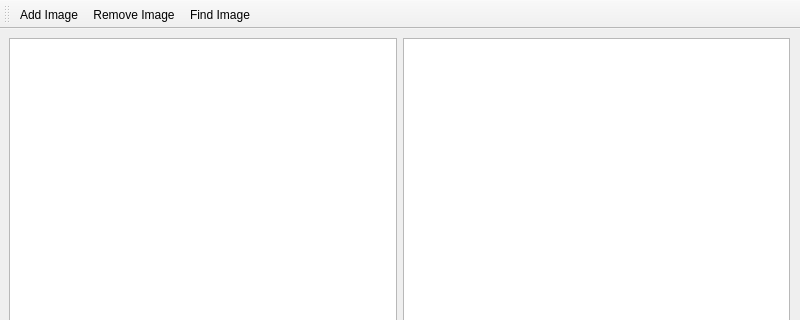
lsalmon/ShidBooru, file ShidBooru/BooruMenu.ui: the form before one commit; both pictures show x 0 to 800 and y 0 to 320 of the 800 by 600 pixel window.
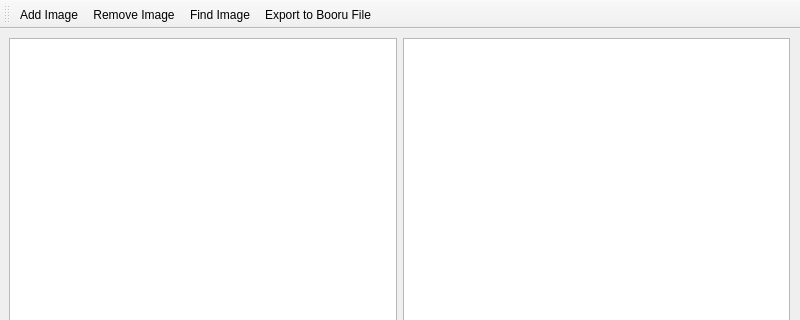
The form after the commit.

Commit message: Implement export db to file function, reorganize DisplayMessage functions

Patch:
```diff
--- a/ShidBooru/BooruMenu.ui
+++ b/ShidBooru/BooruMenu.ui
@@ -47,6 +47,7 @@
    <addaction name="actionAdd_Image"/>
    <addaction name="actionRemove_Image"/>
    <addaction name="actionFind_Image"/>
+   <addaction name="actionExport_to_Booru_File"/>
   </widget>
   <action name="actionAdd_Image">
    <property name="text">
@@ -63,6 +64,14 @@
     <string>Find Image</string>
    </property>
   </action>
+  <action name="actionExport_to_Booru_File">
+   <property name="text">
+    <string>Export to Booru File</string>
+   </property>
+   <property name="toolTip">
+    <string>Export to Booru File</string>
+   </property>
+  </action>
  </widget>
  <resources/>
  <connections/>
```
The commit also changes 7 other files.
